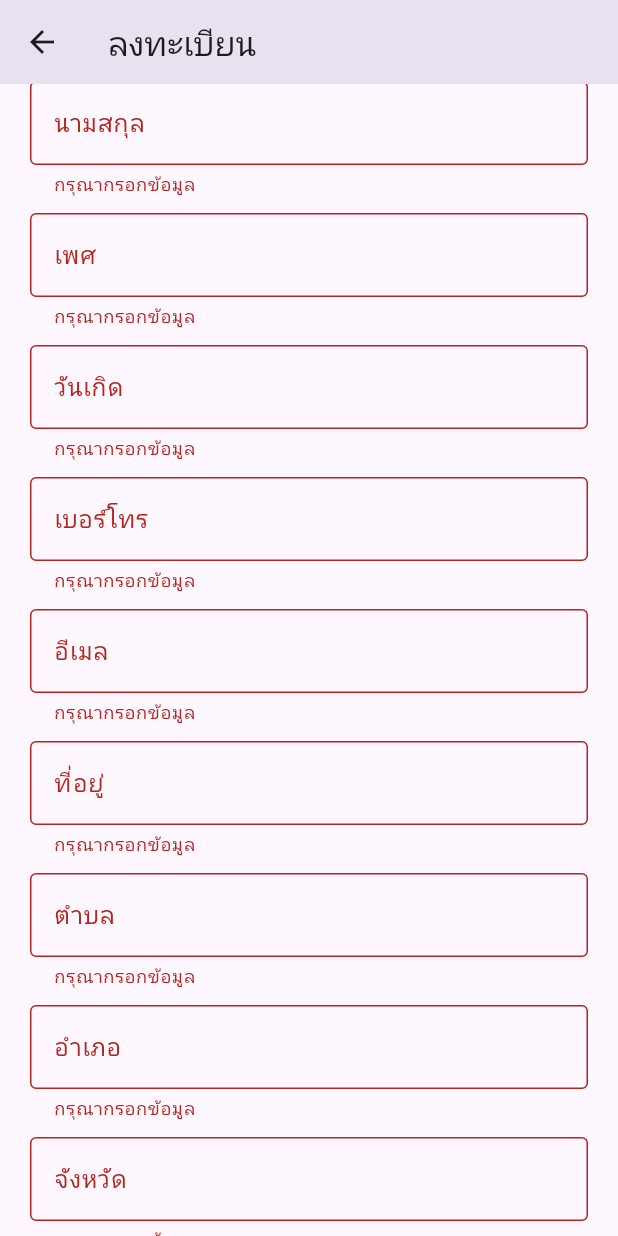
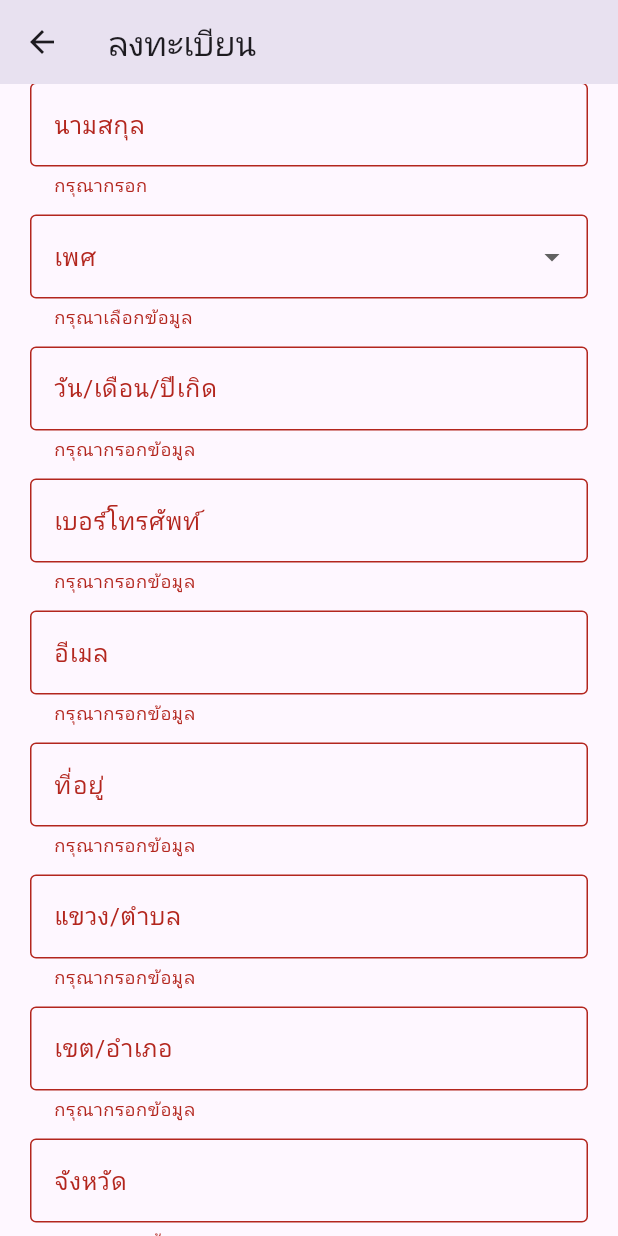
Before and after one commit to toyourmint/Smile-Dental-Clinic, a Flutter app: the RegisterScreen screen opened directly, scrolled down 286 dp, after a tap on "สมัครสมาชิก", on a phone screen of 412 x 824 dp. Run offline on Flutter 3.47's test engine with Material 3 defaults, Android fonts, the phone set to English and light mode, and no system bars.

Commit message:
register screen

```diff
--- a/frontend/mylogin/lib/screen/register_screen.dart
+++ b/frontend/mylogin/lib/screen/register_screen.dart
@@ -1,4 +1,5 @@
 import 'package:flutter/material.dart';
+import 'package:flutter/services.dart';
 import 'otp_screen.dart';
 import 'login_screen.dart';
 
@@ -12,24 +13,100 @@ class RegisterScreen extends StatefulWidget {
 class _RegisterScreenState extends State<RegisterScreen> {
   final _formKey = GlobalKey<FormState>();
 
-  Widget buildField(String label) {
+  /// Controllers
+  final idCard = TextEditingController();
+  final firstName = TextEditingController();
+  final lastName = TextEditingController();
+  final birthDate = TextEditingController();
+  final phone = TextEditingController();
+  final email = TextEditingController();
+  final address = TextEditingController();
+  final subDistrict = TextEditingController();
+  final district = TextEditingController();
+  final province = TextEditingController();
+  final zip = TextEditingController();
+
+  String? title;
+  String? gender;
+
+  final thaiRegex = RegExp(r'^[ก-๙\s]+$');
+
+  /// =========================
+  /// buildField
+  /// =========================
+  Widget buildField(
+    String label,
+    TextEditingController controller, {
+    TextInputType type = TextInputType.text,
+    List<TextInputFormatter>? formatter,
+    String? Function(String?)? validator,
+    bool readOnly = false,
+    VoidCallback? onTap,
+  }) {
     return Padding(
       padding: const EdgeInsets.only(bottom: 12),
       child: TextFormField(
+        controller: controller,
+        keyboardType: type,
+        inputFormatters: formatter,
+        readOnly: readOnly,
+        onTap: onTap,
         decoration: InputDecoration(
           labelText: label,
           border: const OutlineInputBorder(),
         ),
-        validator: (value) {
-          if (value == null || value.isEmpty) {
-            return "กรุณากรอกข้อมูล";
-          }
-          return null;
-        },
+        validator: validator ??
+            (v) {
+              if (v == null || v.isEmpty) return "กรุณากรอกข้อมูล";
+              return null;
+            },
       ),
     );
   }
 
+  /// =========================
+  /// Dropdown
+  /// =========================
+  Widget buildDropdown(
+      String label, List<String> items, String? value, Function(String?) onChanged) {
+    return Padding(
+      padding: const EdgeInsets.only(bottom: 12),
+      child: DropdownButtonFormField<String>(
+        value: value,
+        decoration: InputDecoration(
+          labelText: label,
+          border: const OutlineInputBorder(),
+        ),
+        items: items
+            .map((e) => DropdownMenuItem(value: e, child: Text(e)))
+            .toList(),
+        onChanged: onChanged,
+        validator: (v) => v == null ? "กรุณาเลือกข้อมูล" : null,
+      ),
+    );
+  }
+
+  /// =========================
+  /// Date picker
+  /// =========================
+  Future<void> pickDate() async {
+    final date = await showDatePicker(
+      context: context,
+      firstDate: DateTime(1900),
+      lastDate: DateTime.now(),
+      initialDate: DateTime(2000),
+    );
+
+    if (date != null) {
+      birthDate.text =
+          "${date.day}/${date.month}/${date.year}";
+      setState(() {});
+    }
+  }
+
+  /// =========================
+  /// UI
+  /// =========================
   @override
   Widget build(BuildContext context) {
     return Scaffold(
@@ -39,22 +116,97 @@ class _RegisterScreenState extends State<RegisterScreen> {
 
         child: Form(
           key: _formKey,
-
           child: Column(
             children: [
-              buildField("เลขบัตรประชาชน"),
-              buildField("คำนำหน้า"),
-              buildField("ชื่อจริง"),
-              buildField("นามสกุล"),
-              buildField("เพศ"),
-              buildField("วันเกิด"),
-              buildField("เบอร์โทร"),
-              buildField("อีเมล"),
-              buildField("ที่อยู่"),
-              buildField("ตำบล"),
-              buildField("อำเภอ"),
-              buildField("จังหวัด"),
-              buildField("รหัสไปรษณีย์"),
+
+              /// บัตรประชาชน
+              buildField(
+                "เลขบัตรประชาชน",
+                idCard,
+                type: TextInputType.number,
+                formatter: [
+                  FilteringTextInputFormatter.digitsOnly,
+                  LengthLimitingTextInputFormatter(13),
+                ],
+                validator: (v) =>
+                    v!.length != 13 ? "ต้อง 13 หลัก" : null,
+              ),
+
+              /// คำนำหน้า
+              buildDropdown(
+                "คำนำหน้า",
+                ["นาย", "นางสาว", "นาง"],
+                title,
+                (v) => setState(() => title = v),
+              ),
+
+              /// ชื่อไทย
+              buildField(
+                "ชื่อจริง",
+                firstName,
+                type: TextInputType.text,
+                validator: (v) {
+                  if (v == null || v.isEmpty) return "กรุณากรอก";
+                  if (!thaiRegex.hasMatch(v)) return "ภาษาไทยเท่านั้น";
+                  return null;
+                },
+              ),
+
+              buildField(
+                "นามสกุล",
+                lastName,
+                type: TextInputType.text,
+                validator: (v) {
+                  if (v == null || v.isEmpty) return "กรุณากรอก";
+                  if (!thaiRegex.hasMatch(v)) return "ภาษาไทยเท่านั้น";
+                  return null;
+                },
+              ),
+
+              /// เพศ
+              buildDropdown(
+                "เพศ",
+                ["ชาย", "หญิง", "ไม่ระบุ"],
+                gender,
+                (v) => setState(() => gender = v),
+              ),
+
+              /// วันเกิด (date picker)
+              buildField(
+                "วัน/เดือน/ปีเกิด",
+                birthDate,
+                readOnly: true,
+                onTap: pickDate,
+              ),
+
+              /// เบอร์
+              buildField(
+                "เบอร์โทรศัพท์",
+                phone,
+                type: TextInputType.number,
+                formatter: [FilteringTextInputFormatter.digitsOnly],
+              ),
+
+              /// email
+              buildField(
+                "อีเมล",
+                email,
+                type: TextInputType.emailAddress,
+              ),
+
+              /// ที่อยู่ (ไทยพิมพ์ได้)
+              buildField("ที่อยู่", address),
+              buildField("แขวง/ตำบล", subDistrict),
+              buildField("เขต/อำเภอ", district),
+              buildField("จังหวัด", province),
+
+              /// ไปรษณีย์
+              buildField(
+                "รหัสไปรษณีย์",
+                zip,
+                type: TextInputType.number,
+                formatter: [FilteringTextInputFormatter.digitsOnly],
+              ),
 
               const SizedBox(height: 20),
 
@@ -63,8 +215,23 @@ class _RegisterScreenState extends State<RegisterScreen> {
                 width: double.infinity,
                 height: 50,
                 child: ElevatedButton(
+                  child: const Text("สมัครสมาชิก"),
                   onPressed: () {
                     if (_formKey.currentState!.validate()) {
+
+                      Map<String, dynamic> data = {
+                        "id_card": idCard.text,
+                        "title": title,
+                        "first_name": firstName.text,
+                        "last_name": lastName.text,
+                        "gender": gender,
+                        "birth_date": birthDate.text,
+                        "phone": phone.text,
+                        "email": email.text,
+                      };
+
+                      print(data);
+
                       Navigator.push(
                         context,
                         MaterialPageRoute(
@@ -73,13 +240,11 @@ class _RegisterScreenState extends State<RegisterScreen> {
                       );
                     }
                   },
-                  child: const Text("สมัครสมาชิก"),
                 ),
               ),
 
               const SizedBox(height: 12),
 
-              /// ลิงก์ Login
               Row(
                 mainAxisAlignment: MainAxisAlignment.center,
                 children: [
```
